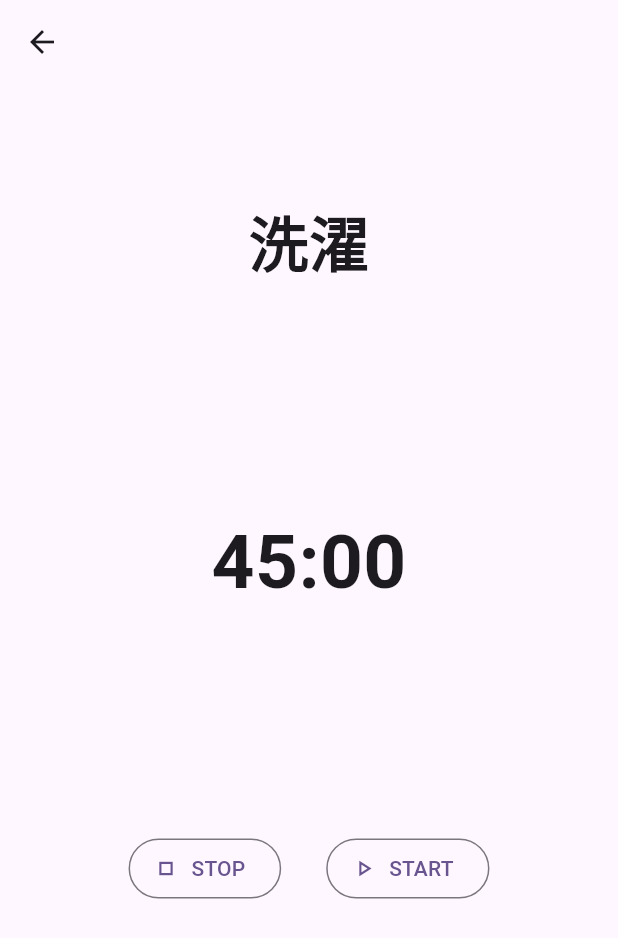
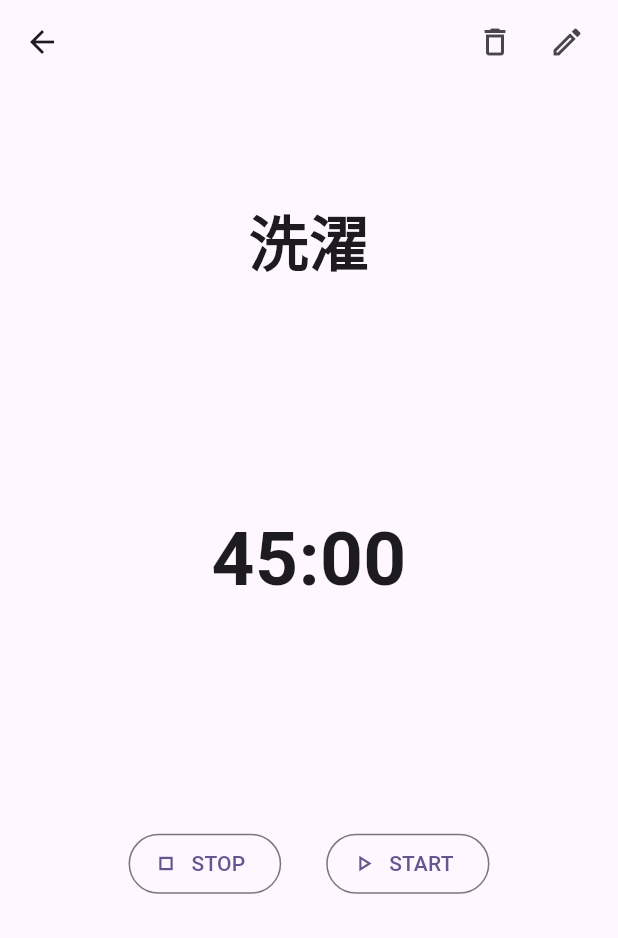
Before and after one commit to ten66/timer_app, a Flutter app: the TimerScreen screen opened directly, on a phone screen of 412 x 824 dp. Shown: the top 938 px of the screen. Run offline on Flutter 3.47's test engine with Material 2 defaults, Android fonts, the phone set to English and light mode, and no system bars; our stand-ins replace flutter_riverpod, riverpod_annotation; generated files the repository leaves out were written again.

Commit message:
style; #7 appbarにiconbuttonを追加

```diff
--- a/lib/screens/timer_screen.dart
+++ b/lib/screens/timer_screen.dart
@@ -11,6 +11,17 @@ class TimerScreen extends StatelessWidget {
           onPressed: () => Navigator.pop(context),
           icon: const Icon(Icons.arrow_back),
         ),
+        actions: [
+          IconButton(
+            onPressed: () {},
+            icon: const Icon(Icons.delete_outline),
+          ),
+          IconButton(
+            onPressed: () {},
+            icon: const Icon(Icons.edit_outlined),
+          ),
+          const SizedBox(width: 10),
+        ],
       ),
       body: Container(
         alignment: Alignment.center,
@@ -44,7 +55,7 @@ class TimerScreen extends StatelessWidget {
                 ),
               ],
             ),
-            const SizedBox(height: 5),
+            const SizedBox(height: 10),
           ],
         ),
       ),
```
